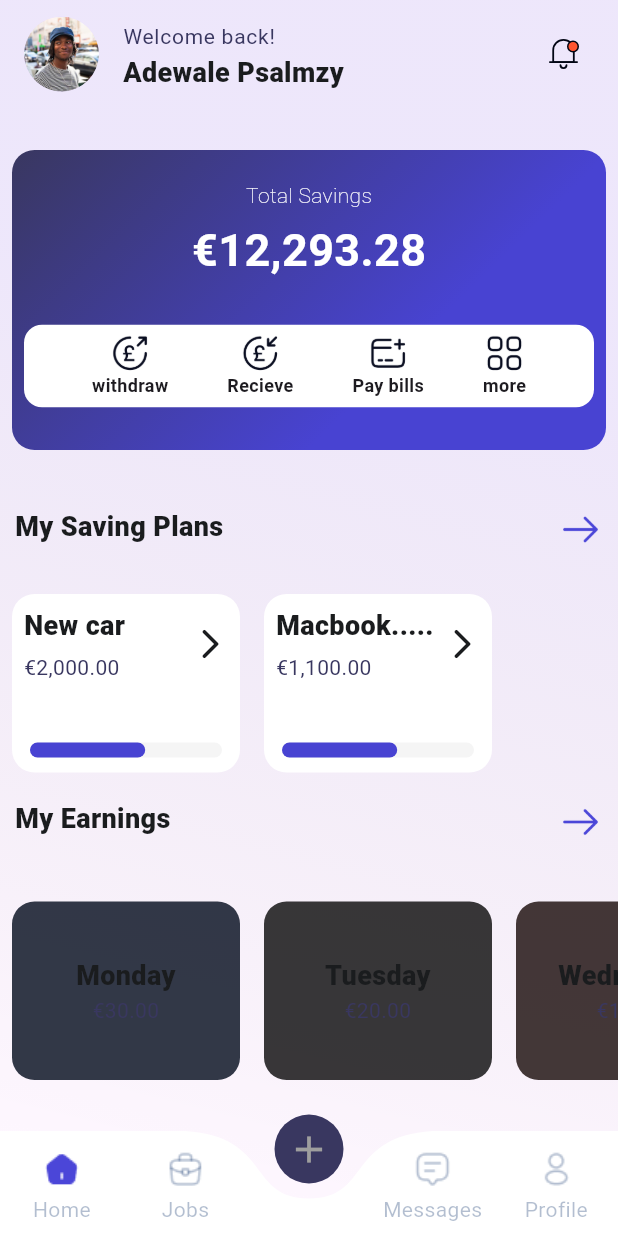
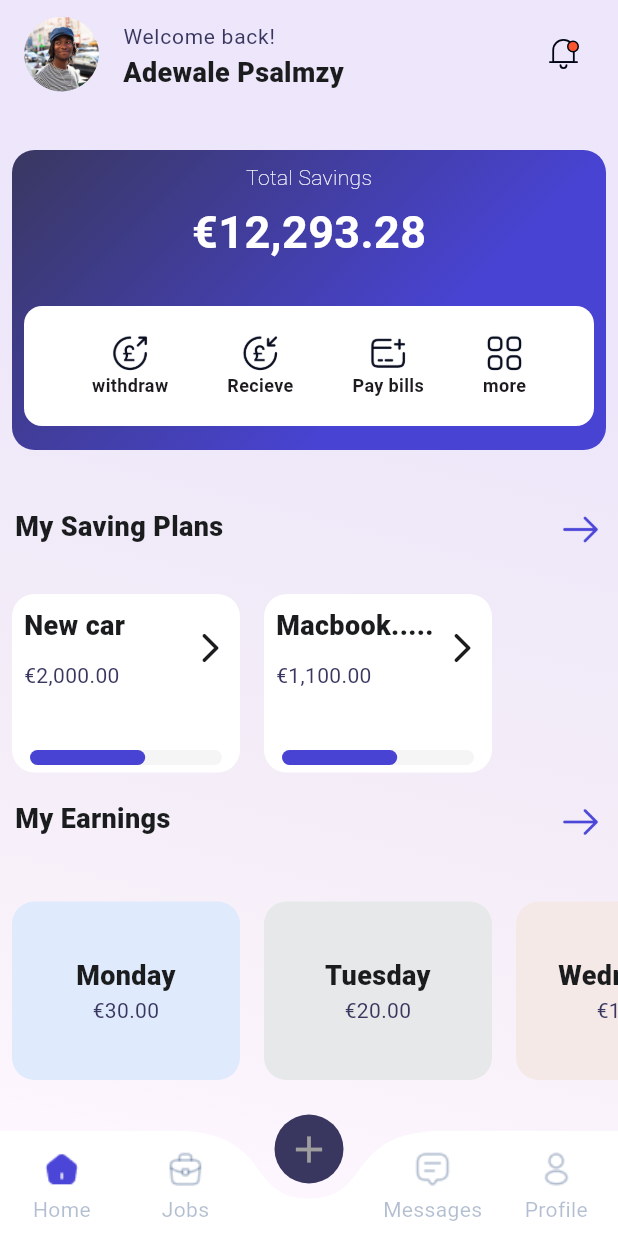
Before and after one commit to kiddo4/uniflex, a Flutter app: the HomePage screen opened directly, on a phone screen of 412 x 824 dp. Run offline on Flutter 3.47's test engine with Material 3 defaults, Android fonts, the light colour scheme and no system bars; drawn by our look-alikes of curved_labeled_navigation_bar; our stand-ins replace flutter_screenutil, flutter_svg.

Commit message:
finish the app ui

```diff
--- a/lib/model/earnings.dart
+++ b/lib/model/earnings.dart
@@ -27,7 +27,7 @@ Color blendedColor3 = Color.fromRGBO(
 );
 
 List<Earnings> earnings = [
-  Earnings(text: 'Monday', amount: '30.00', bgColor: blendedColor),
-  Earnings(text: 'Tuesday', amount: '20.00', bgColor: blendedColor1),
-  Earnings(text: 'Wednesday', amount: '10.00', bgColor: blendedColor3)
+  Earnings(text: 'Monday', amount: '30.00', bgColor: Color(0xFFDFEAFC)),
+  Earnings(text: 'Tuesday', amount: '20.00', bgColor: Color(0xFFE6E8E9)),
+  Earnings(text: 'Wednesday', amount: '10.00', bgColor: Color(0xFFF5E9E8))
 ];
--- a/lib/page/home.dart
+++ b/lib/page/home.dart
@@ -155,7 +155,7 @@ class _HomePageState extends State<HomePage> {
                       Padding(
                         padding: const EdgeInsets.all(8.0),
                         child: Container(
-                          height:55,
+                          height:80,
                           decoration: BoxDecoration(
                             color: Colors.white,
                             borderRadius: BorderRadius.circular(12)
--- a/lib/widget/savings_card.dart
+++ b/lib/widget/savings_card.dart
@@ -35,7 +35,7 @@ class SavingsCard extends StatelessWidget {
                                 fontWeight: FontWeight.w800,
                             )
                         ),
-                const SizedBox(height: 5),
+                const SizedBox(height: 10),
                       Text(
                       '€$amount',
                       style: const TextStyle(
```
